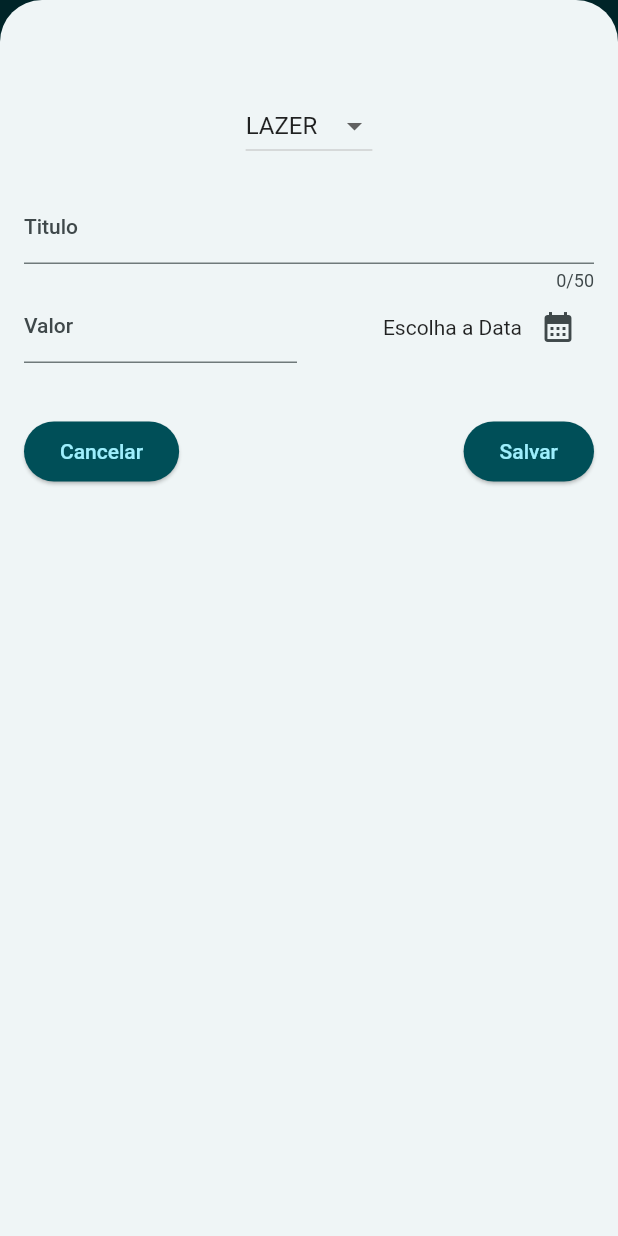
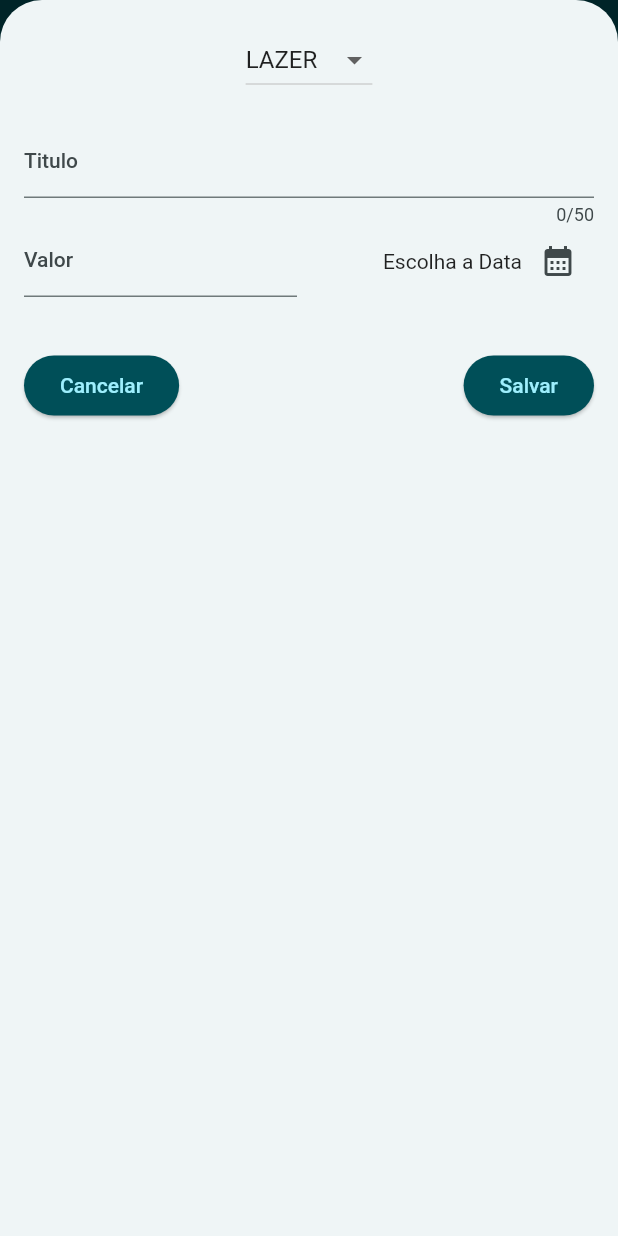
Before and after one commit to IpCarrara/Controle_de_Gastos_Flutter, a Flutter app: the screen it shows after launch, after a tap on the "add" icon, on a phone screen of 412 x 824 dp. Run offline on Flutter 3.47's test engine with Material 2 defaults, Android fonts, the phone set to English and light mode, and no system bars.

Commit message:
Aprimorar a responsividade do aplicativo
Neste commit, foram feitas várias melhorias para tornar o aplicativo mais responsivo em diferentes tamanhos de tela e dispositivos. As principais mudanças incluem:

- Atualização do layout para se adaptar a modo paisagem e retrato.
- Adição de media queries para ajustar o estilo em dispositivos móveis e tablets.

Essas alterações foram implementadas para garantir que o aplicativo ofereça uma experiência de usuário consistente e de alta qualidade em uma variedade de dispositivos.

```diff
--- a/lib/widgets/gastos.dart
+++ b/lib/widgets/gastos.dart
@@ -41,6 +41,7 @@ class _GastosState extends State<Gastos> {
 
   void _abrirTelaIncluirGasto() {
     showModalBottomSheet(
+      useSafeArea: true,
       isScrollControlled: true,
       context: context,
       builder: (ctx) => NovoGasto(onIncluirGastos: _incluirGastos),
@@ -77,6 +78,8 @@ class _GastosState extends State<Gastos> {
 
   @override
   Widget build(BuildContext context) {
+    final largura = MediaQuery.of(context).size.width;
+
     Widget gastosExibidos = const Center(
       child: Text('Você ainda não tem nenhum gasto.'),
     );
@@ -98,12 +101,25 @@ class _GastosState extends State<Gastos> {
           ),
         ],
       ),
-      body: Column(children: [
-        Chart(gasto: _gastosRegistrados),
-        Expanded(
-          child: gastosExibidos,
-        ),
-      ]),
+      body: largura < 600
+          ? Column(
+              children: [
+                Chart(gasto: _gastosRegistrados),
+                Expanded(
+                  child: gastosExibidos,
+                ),
+              ],
+            )
+          : Row(
+              children: [
+                Expanded(
+                  child: Chart(gasto: _gastosRegistrados),
+                ),
+                Expanded(
+                  child: gastosExibidos,
+                ),
+              ],
+            ),
     );
   }
 }
--- a/lib/widgets/gradico/chart.dart
+++ b/lib/widgets/gradico/chart.dart
@@ -33,7 +33,8 @@ class Chart extends StatelessWidget {
   Widget build(BuildContext context) {
     final isDarkMode =
         MediaQuery.of(context).platformBrightness == Brightness.dark;
-    return Container(
+    return SingleChildScrollView(
+      child: Container(
         margin: const EdgeInsets.all(16),
         padding: const EdgeInsets.symmetric(
           vertical: 16,
@@ -90,6 +91,7 @@ class Chart extends StatelessWidget {
             )
           ],
         ),
+      ),
     );
   }
 }
--- a/lib/widgets/novo_gasto.dart
+++ b/lib/widgets/novo_gasto.dart
@@ -82,8 +82,13 @@ class _NovoGastoState extends State<NovoGasto> {
 
   @override
   Widget build(BuildContext context) {
-    return Padding(
-      padding: const EdgeInsets.fromLTRB(16, 60, 16, 16),
+    final tamanhoTeclado = MediaQuery.of(context).viewInsets.bottom;
+
+    return SizedBox(
+      height: double.infinity,
+      child: SingleChildScrollView(
+        child: Padding(
+          padding: EdgeInsets.fromLTRB(16, 16, 16, tamanhoTeclado + 16),
           child: Column(
             children: [
               DropdownButton(
@@ -164,6 +169,8 @@ class _NovoGastoState extends State<NovoGasto> {
               )
             ],
           ),
+        ),
+      ),
     );
   }
 }
```
Lines whose indentation alone changed are shown as unchanged.
